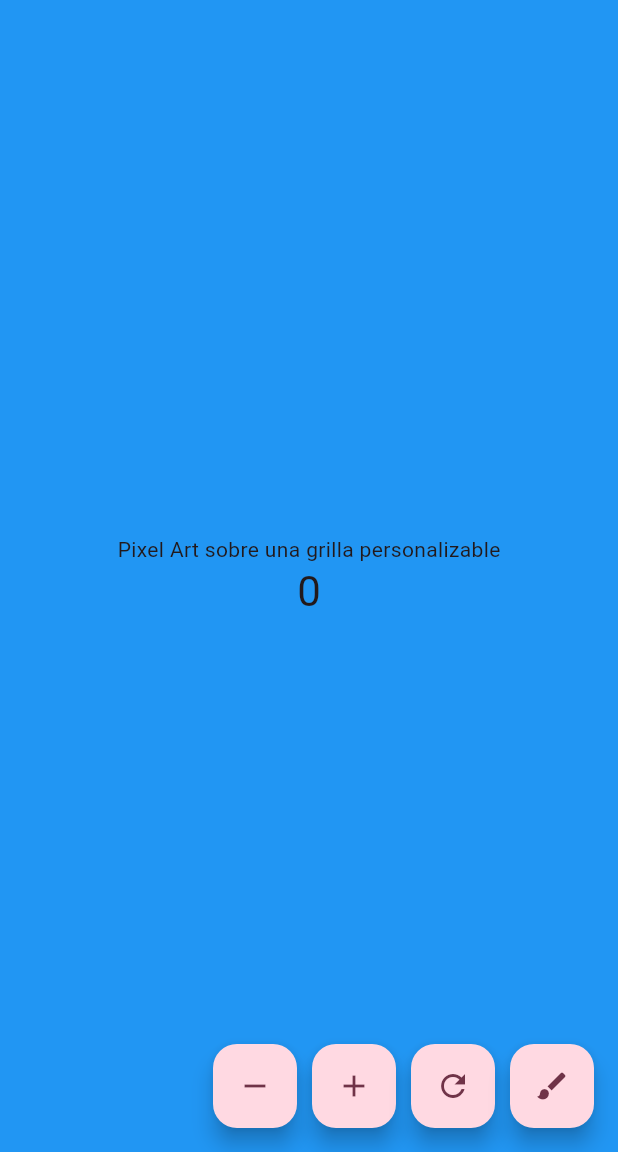
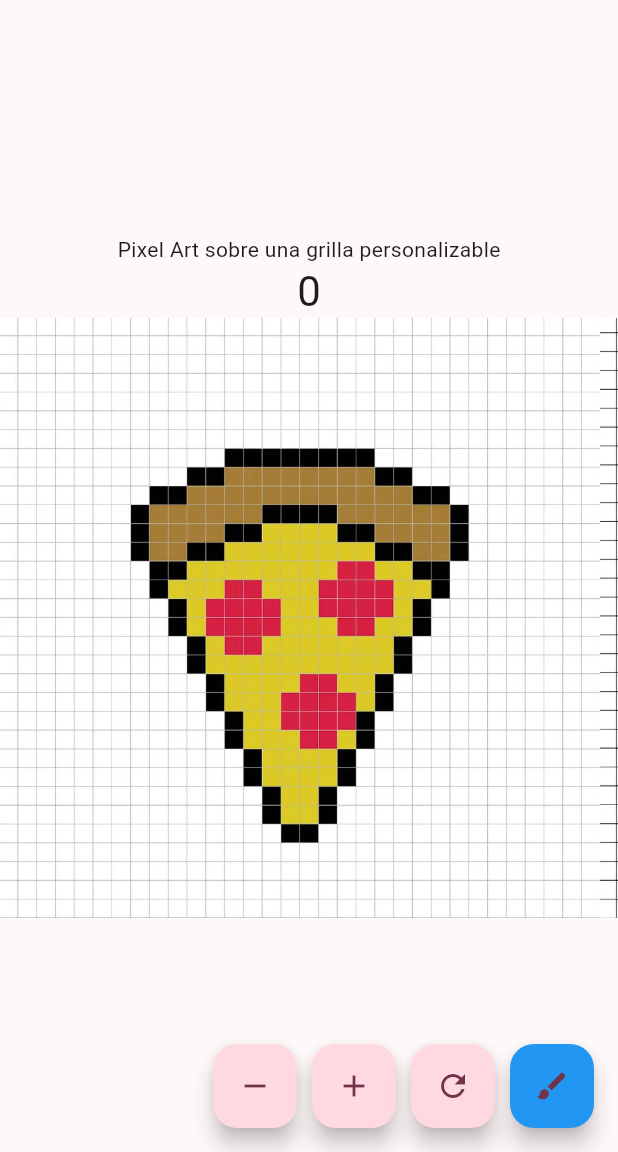
Before and after one commit to FernandaCatalan/3479A321_2022479011_, a Flutter app: the screen it shows after launch, on a phone screen of 412 x 824 dp, the part 84-1236 px from its top. Run offline on Flutter 3.47's test engine with Material 3 defaults, Android fonts, the phone set to English and light mode, and no system bars; our stand-ins replace logger.

Commit message:
Avance en clases lab3

```diff
--- a/lib/main.dart
+++ b/lib/main.dart
@@ -1,4 +1,5 @@
 import 'package:flutter/material.dart';
+import 'package:logger/logger.dart';
 
 void main() {
   runApp(const MyApp());
@@ -10,6 +11,9 @@ class MyApp extends StatelessWidget {
   // This widget is the root of your application.
   @override
   Widget build(BuildContext context) {
+    var logger = Logger();
+    logger.d("Logger is working!");
+
     return MaterialApp(
       title: '2022479011',
       theme: ThemeData(
@@ -114,6 +118,7 @@ class _MyHomePageState extends State<MyHomePage> {
         const SizedBox(width: 10), // Espacio entre los botones
         FloatingActionButton(
           onPressed: _changeColor,
+          backgroundColor: _color,
           tooltip: 'ChangeColor',
           child: const Icon(Icons.brush),
         ),
@@ -123,6 +128,8 @@ class _MyHomePageState extends State<MyHomePage> {
 
   @override
   Widget build(BuildContext context) {
+    var logger = Logger();
+    logger.d("Logger is working!");
     // This method is rerun every time setState is called, for instance as done
     // by the _incrementCounter method above.
     //
@@ -130,7 +137,6 @@ class _MyHomePageState extends State<MyHomePage> {
     // fast, so that you can just rebuild anything that needs updating rather
     // than having to individually change instances of widgets.
     return Scaffold(
-      backgroundColor: _color,
       appBar: AppBar(
         // TRY THIS: Try changing the color here to a specific color (to
         // Colors.amber, perhaps?) and trigger a hot reload to see the AppBar
@@ -164,9 +170,22 @@ class _MyHomePageState extends State<MyHomePage> {
               '$_counter',
               style: Theme.of(context).textTheme.headlineMedium,
             ),
+
+            SingleChildScrollView(
+              scrollDirection: Axis.horizontal,
+              child:
+              Row(
+                children: [
+                  Image.asset( "assets/Pixel-Art-Pizza-2.webp", width: 400, fit: BoxFit.cover),
+                  Image.asset( "assets/Pixel-Art-Hot-Pepper-2-1.webp", width: 400, fit: BoxFit.cover),
+                  Image.asset( "assets/Pixel-Art-Watermelon-3.webp", width: 400, fit: BoxFit.cover),
+                ],
+              ),
+            ),
           ],
         ),
       ),
+
 
       floatingActionButton: _buildFloatingButtons(),
 
--- a/pubspec.yaml
+++ b/pubspec.yaml
@@ -34,6 +34,7 @@ dependencies:
   # The following adds the Cupertino Icons font to your application.
   # Use with the CupertinoIcons class for iOS style icons.
   cupertino_icons: ^1.0.8
+  logger: ^2.6.1
 
 dev_dependencies:
   flutter_test:
@@ -67,7 +68,10 @@ flutter:
 
   # For details regarding adding assets from package dependencies, see
   # https://flutter.dev/to/asset-from-package
-
+  assets:
+    - assets/Pixel-Art-Hot-Pepper-2-1.webp
+    - assets/Pixel-Art-Pizza-2.webp
+    - assets/Pixel-Art-Watermelon-3.webp
   # To add custom fonts to your application, add a fonts section here,
   # in this "flutter" section. Each entry in this list should have a
   # "family" key with the font family name, and a "fonts" key with a
```
Also changed, not shown: assets/Pixel-Art-Hot-Pepper-2-1.webp (added), assets/Pixel-Art-Pizza-2.webp (added), assets/Pixel-Art-Watermelon-3.webp (added), pubspec.lock, 2 other files.
